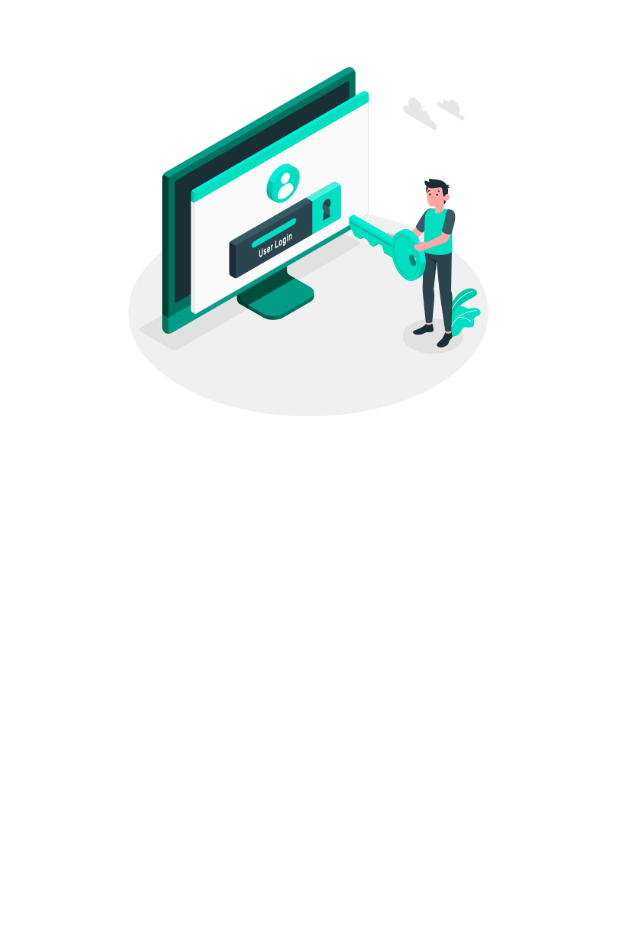
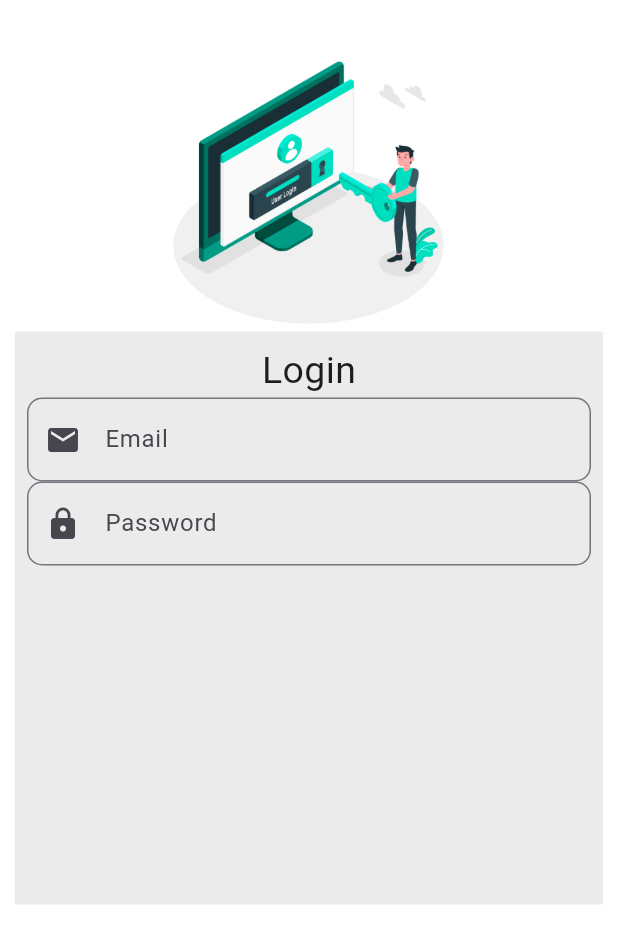
Before and after one commit to MrHamaad/login_form1, a Flutter app: the screen it shows after launch, on a phone screen of 412 x 824 dp. Shown: the top 943 px of the screen. Run offline on Flutter 3.47's test engine with Material 3 defaults, Android fonts, the phone set to English and light mode, and no system bars.

Commit message:
added email and password fields

```diff
--- a/lib/screens/login_screen.dart
+++ b/lib/screens/login_screen.dart
@@ -8,6 +8,9 @@ class LoginScreen extends StatefulWidget {
 }
 
 class _LoginScreenState extends State<LoginScreen> {
+  GlobalKey formKey=GlobalKey<FormState>();
+  TextEditingController emailController=TextEditingController();
+  TextEditingController passwordController=TextEditingController();
   @override
   Widget build(BuildContext context) {
     return MaterialApp(
@@ -24,8 +27,41 @@ class _LoginScreenState extends State<LoginScreen> {
                 ),
               ),
               Expanded(
+                flex: 2,
                 child: Container(
+                color: Colors.black.withAlpha(20),
+                  child: Form(
+                      key: formKey,
+                      child: Padding(
+                        padding: const EdgeInsets.all(8.0),
+                        child: Column(
+                            children: [
+                              Text("Login",style: TextStyle(fontSize: 25),),
+                              TextFormField(
+                                 controller: emailController,
+                                decoration: InputDecoration(
+                                  hintText: "Email",
+                                  prefixIcon: Icon(Icons.email),
+                                  border: OutlineInputBorder(
+                                  borderRadius: BorderRadius.circular(10),
+                            )
+                          ),
+                        ),
+                              TextFormField(
+                                obscureText: true,
+                                obscuringCharacter: "*",
+                                controller: passwordController,
+                                decoration: InputDecoration(
+                                    hintText: "Password",
+                                    prefixIcon: Icon(Icons.lock),
+                                    border: OutlineInputBorder(
+                                      borderRadius: BorderRadius.circular(10),
+                                    )
+                                ),
+                              ),
 
+                                          ]),
+                      )),
                 ),
               ),
               Expanded(
```
